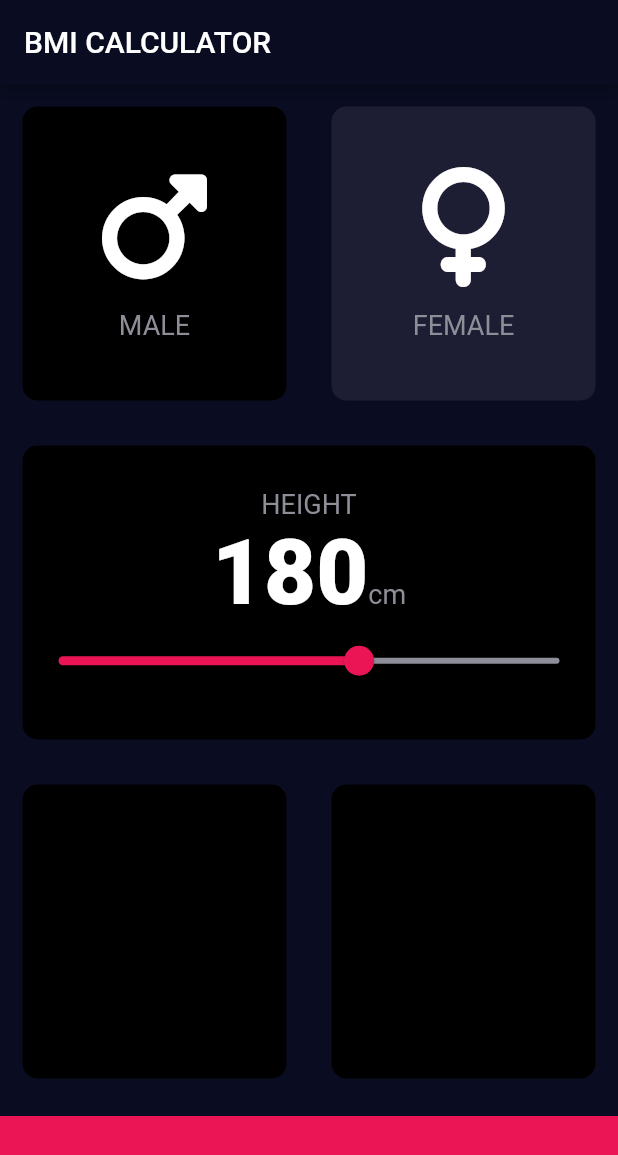
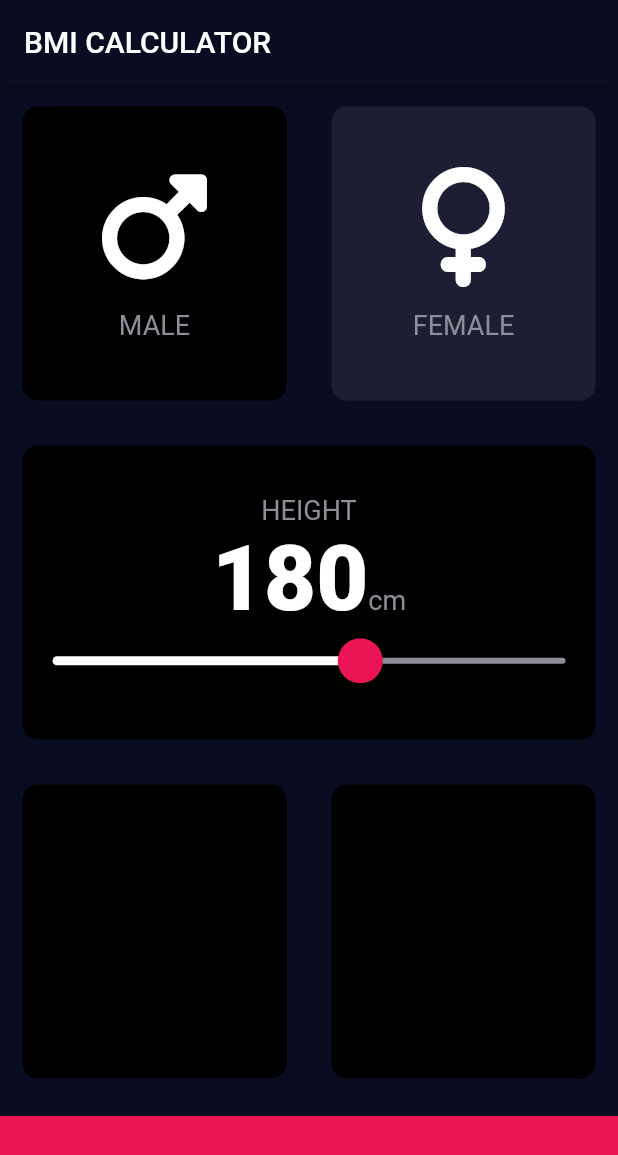
Before and after one commit to cZ-1004/bmi_cz, a Flutter app: the screen it shows after launch, on a phone screen of 412 x 824 dp. Shown: the top 1155 px of the screen. Run offline on Flutter 3.47's test engine with Material 2 defaults, Android fonts, the phone set to English and light mode, and no system bars; our stand-ins replace font_awesome_flutter.

Commit message:
Slider completed using Themes

```diff
--- a/lib/input_page.dart
+++ b/lib/input_page.dart
@@ -80,17 +80,28 @@ class _InputPageState extends State<InputPage> {
                           Text('cm', style: kTextStyle),
                         ],
                       ),
-                      Slider(
+                      SliderTheme(
+                        data: SliderTheme.of(context).copyWith(
+                          // activeColor: Color(0xFFEB1555),
+                          inactiveTrackColor: Color(0xFF8D8E98),
+                          activeTrackColor: Colors.white,
+                          thumbColor: Color(0xFFEB1555),
+                          overlayColor: Color(0x29EB1555),
+                          thumbShape:
+                              RoundSliderThumbShape(enabledThumbRadius: 15.0),
+                          overlayShape:
+                              RoundSliderOverlayShape(overlayRadius: 20.0),
+                        ),
+                        child: Slider(
                           value: height.toDouble(),
                           min: 120.0,
                           max: 220.0,
-                        activeColor: Color(0xFFEB1555),
-                        inactiveColor: Color(0xFF8D8E98),
                           onChanged: (double newValue) {
                             setState(() {
                               height = newValue.round();
                             });
                           },
+                        ),
                       ),
                     ],
                   )),
```
Lines whose indentation alone changed are shown as unchanged.
